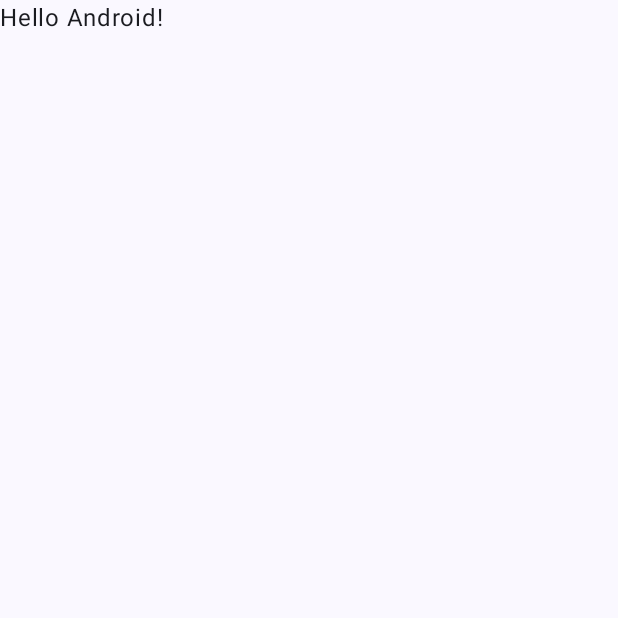
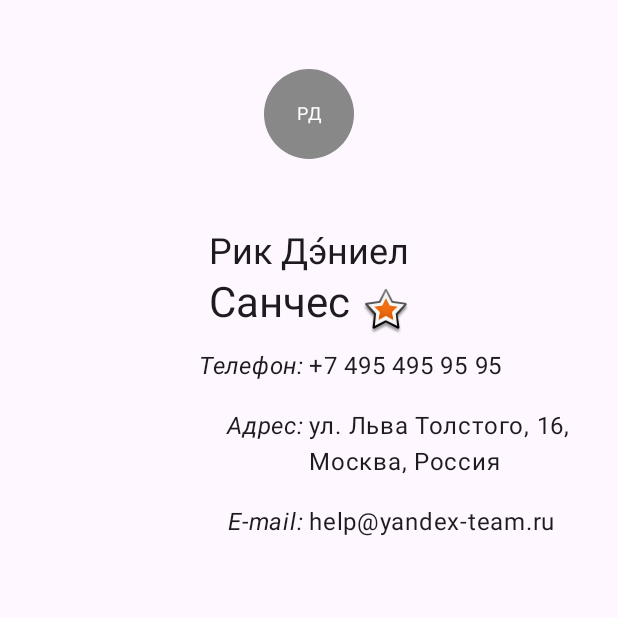
Before and after one commit to agolyud/ContactDetails, an Android app built with Jetpack Compose: the screen it shows after launch (MainActivity), on a phone screen of 412 x 824 dp, the top half of it. Before the commit the part shown is almost empty. Run offline under Robolectric (Android 15) with nearby library versions, the phone set to English and light mode, and no system bars.

Commit message:
Contact Details - Compose

```diff
--- a/app/src/main/java/app/android/contact/MainActivity.kt
+++ b/app/src/main/java/app/android/contact/MainActivity.kt
@@ -3,27 +3,44 @@ package app.android.contact
 import android.os.Bundle
 import androidx.activity.ComponentActivity
 import androidx.activity.compose.setContent
-import androidx.activity.enableEdgeToEdge
-import androidx.compose.foundation.layout.fillMaxSize
-import androidx.compose.foundation.layout.padding
-import androidx.compose.material3.Scaffold
+import androidx.compose.foundation.Image
+import androidx.compose.foundation.background
+import androidx.compose.foundation.layout.*
+import androidx.compose.foundation.shape.CircleShape
+import androidx.compose.material3.Icon
+import androidx.compose.material3.MaterialTheme
+import androidx.compose.material3.Surface
 import androidx.compose.material3.Text
 import androidx.compose.runtime.Composable
+import androidx.compose.ui.Alignment
 import androidx.compose.ui.Modifier
+import androidx.compose.ui.graphics.Color
+import androidx.compose.ui.layout.ContentScale
+import androidx.compose.ui.res.painterResource
+import androidx.compose.ui.text.font.FontStyle
+import androidx.compose.ui.text.style.TextAlign
 import androidx.compose.ui.tooling.preview.Preview
-import app.android.contact.ui.theme.ContactDetailsTheme
+import androidx.compose.ui.unit.dp
 
 class MainActivity : ComponentActivity() {
     override fun onCreate(savedInstanceState: Bundle?) {
         super.onCreate(savedInstanceState)
-        enableEdgeToEdge()
+        val contact = Contact(
+            name = "Рик",
+            surname = "Дэ́ниел",
+            familyName = "Санчес",
+            isFavorite = true,
+            phone = "+7 495 495 95 95",
+            address = "ул. Льва Толстого, 16, Москва, Россия",
+            email = "help@yandex-team.ru"
+        )
         setContent {
-            ContactDetailsTheme {
-                Scaffold(modifier = Modifier.fillMaxSize()) { innerPadding ->
-                    Greeting(
-                        name = "Android",
-                        modifier = Modifier.padding(innerPadding)
-                    )
+            MaterialTheme {
+                Surface(
+                    modifier = Modifier.fillMaxSize(),
+                    color = MaterialTheme.colorScheme.background
+                ) {
+                    ContactDetails(contact)
                 }
             }
         }
@@ -31,17 +48,126 @@ class MainActivity : ComponentActivity() {
 }
 
 @Composable
-fun Greeting(name: String, modifier: Modifier = Modifier) {
-    Text(
-        text = "Hello $name!",
-        modifier = modifier
+fun ContactDetails(contact: Contact) {
+    val fio = "${contact.name.firstOrNull()}${contact.surname?.firstOrNull() ?: ""}"
+    Column(
+        modifier = Modifier
+            .fillMaxWidth()
+            .padding(16.dp),
+        horizontalAlignment = Alignment.CenterHorizontally
+    ) {
+        if (contact.imageRes != null) {
+            Image(
+                painter = painterResource(id = contact.imageRes),
+                contentDescription = null,
+                modifier = Modifier
+                    .size(120.dp)
+                    .background(Color.Gray, shape = CircleShape),
+                contentScale = ContentScale.Crop
+            )
+        } else {
+            Box(
+                contentAlignment = Alignment.Center,
+                modifier = Modifier.size(120.dp)
+            ) {
+                Box(
+                    contentAlignment = Alignment.Center,
+                    modifier = Modifier
+                        .size(60.dp)
+                        .background(Color.Gray, shape = CircleShape)
+                ) {
+                    Text(
+                        text = fio,
+                        color = Color.White,
+                        style = MaterialTheme.typography.bodySmall,
+                        textAlign = TextAlign.Center
+                    )
+                }
+            }
+        }
+
+        Spacer(modifier = Modifier.height(16.dp))
+
+        Row {
+            Text(
+                text = "${contact.name} ",
+                style = MaterialTheme.typography.headlineSmall
+            )
+            Text(
+                text = contact.surname.orEmpty(),
+                style = MaterialTheme.typography.headlineSmall
+            )
+        }
+        Row {
+            Text(
+                text = contact.familyName,
+                style = MaterialTheme.typography.headlineMedium
+            )
+            if (contact.isFavorite) {
+                Image(
+                    painter = painterResource(id = android.R.drawable.star_big_on),
+                    contentDescription = null,
+                    modifier = Modifier.padding(start = 8.dp, top = 8.dp)
+                )
+            }
+        }
+
+        InfoRow(label = "Телефон", value = contact.phone.ifEmpty { "---" })
+        InfoRow(label = "Адрес", value = contact.address)
+
+        contact.email?.let {
+            InfoRow(label = "E-mail", value = it)
+        }
+    }
+}
+
+@Composable
+fun InfoRow(label: String, value: String) {
+    Row(
+        modifier = Modifier
+            .fillMaxWidth()
+            .padding(vertical = 8.dp)
+    ) {
+        Text(
+            text = "$label: ",
+            style = MaterialTheme.typography.bodyLarge.copy(fontStyle = FontStyle.Italic),
+            modifier = Modifier.weight(1f),
+            textAlign = TextAlign.Right
+        )
+        Text(
+            text = value,
+            style = MaterialTheme.typography.bodyLarge,
+            modifier = Modifier.weight(1f)
+        )
+    }
+}
+
+@Preview(showBackground = true)
+@Composable
+fun PreviewFavoriteContact() {
+    ContactDetails(
+        contact = Contact(
+            name = "Рик",
+            surname = "Дэ́ниел",
+            familyName = "Санчес",
+            isFavorite = true,
+            phone = "+7 495 495 95 95",
+            address = "ул. Льва Толстого, 16, Москва, Россия",
+            email = "help@yandex-team.ru"
+        )
     )
 }
 
 @Preview(showBackground = true)
 @Composable
-fun GreetingPreview() {
-    ContactDetailsTheme {
-        Greeting("Android")
-    }
+fun PreviewNonFavoriteContactWithPhoto() {
+    ContactDetails(
+        contact = Contact(
+            name = "Рик",
+            familyName = "Санчес",
+            imageRes = R.drawable.sample_photo,
+            phone = "+7 495 495 95 95",
+            address = "ул. Льва Толстого, 16, Москва, Россия"
+        )
+    )
 }
--- a/app/src/main/res/values/strings.xml
+++ b/app/src/main/res/values/strings.xml
@@ -1,3 +1,6 @@
 <resources>
     <string name="app_name">ContactDetails</string>
+    <string name="phone">Телефон</string>
+    <string name="address">Адрес</string>
+    <string name="email">E-mail</string>
 </resources>
```
Also changed, not shown: app/src/main/res/drawable/sample_photo.png (added).
